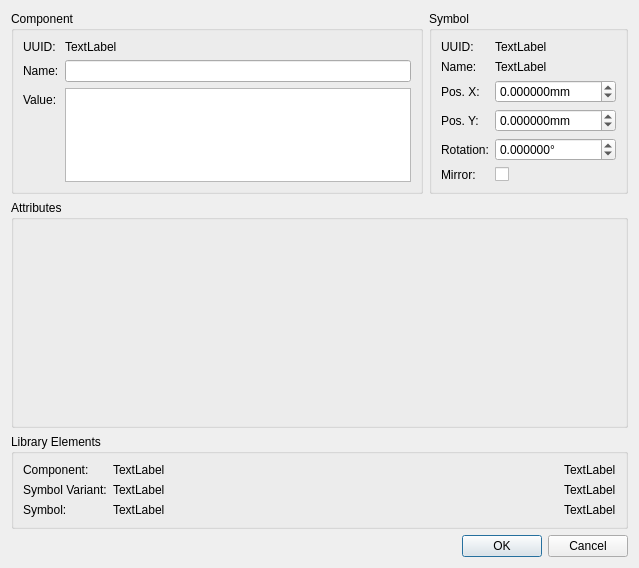
Above: libs/librepcb/projecteditor/schematiceditor/symbolinstancepropertiesdialog.ui from LibrePCB/LibrePCB before the change. Below: the same form after it.
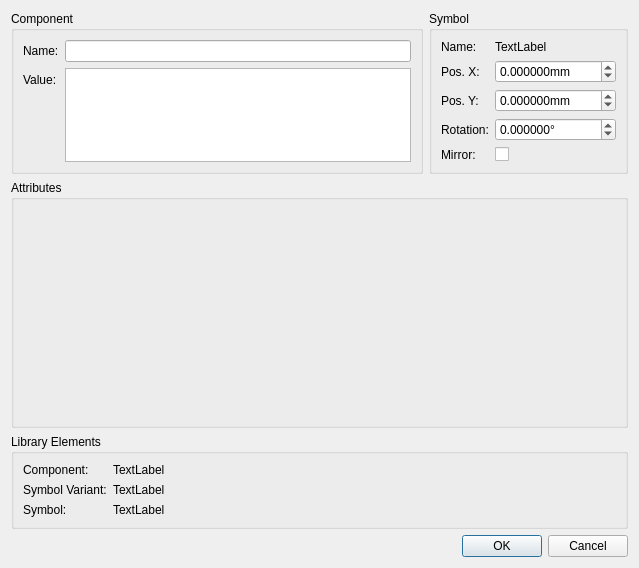
That is the form after the change. Custom widgets are drawn as their Qt base class.

Commit message: ProjectEditor: Hide UUIDs in many dialogs

What changed in the file:
```diff
--- a/libs/librepcb/projecteditor/schematiceditor/symbolinstancepropertiesdialog.ui
+++ b/libs/librepcb/projecteditor/schematiceditor/symbolinstancepropertiesdialog.ui
@@ -32,36 +32,13 @@
          <enum>QFormLayout::AllNonFixedFieldsGrow</enum>
         </property>
         <item row="0" column="0">
-         <widget class="QLabel" name="label_3">
-          <property name="text">
-           <string>UUID:</string>
-          </property>
-         </widget>
-        </item>
-        <item row="0" column="1">
-         <widget class="QLabel" name="lblSymbInstUuid">
-          <property name="sizePolicy">
-           <sizepolicy hsizetype="Preferred" vsizetype="Preferred">
-            <horstretch>0</horstretch>
-            <verstretch>0</verstretch>
-           </sizepolicy>
-          </property>
-          <property name="text">
-           <string notr="true">TextLabel</string>
-          </property>
-          <property name="textInteractionFlags">
-           <set>Qt::LinksAccessibleByMouse|Qt::TextSelectableByMouse</set>
-          </property>
-         </widget>
-        </item>
-        <item row="1" column="0">
          <widget class="QLabel" name="label_19">
           <property name="text">
            <string>Name:</string>
           </property>
          </widget>
         </item>
-        <item row="1" column="1">
+        <item row="0" column="1">
          <widget class="QLabel" name="lblSymbInstName">
           <property name="sizePolicy">
            <sizepolicy hsizetype="Preferred" vsizetype="Preferred">
@@ -74,14 +51,14 @@
           </property>
          </widget>
         </item>
-        <item row="2" column="0">
+        <item row="1" column="0">
          <widget class="QLabel" name="label_6">
           <property name="text">
            <string>Pos. X:</string>
           </property>
          </widget>
         </item>
-        <item row="2" column="1">
+        <item row="1" column="1">
          <widget class="QDoubleSpinBox" name="spbxSymbInstPosX">
           <property name="sizePolicy">
            <sizepolicy hsizetype="Preferred" vsizetype="Fixed">
@@ -115,14 +92,14 @@
           </property>
          </widget>
         </item>
-        <item row="3" column="0">
+        <item row="2" column="0">
          <widget class="QLabel" name="label_7">
           <property name="text">
            <string>Pos. Y:</string>
           </property>
          </widget>
         </item>
-        <item row="3" column="1">
+        <item row="2" column="1">
          <widget class="QDoubleSpinBox" name="spbxSymbInstPosY">
           <property name="sizePolicy">
            <sizepolicy hsizetype="Preferred" vsizetype="Fixed">
@@ -153,14 +130,14 @@
           </property>
          </widget>
         </item>
-        <item row="4" column="0">
+        <item row="3" column="0">
          <widget class="QLabel" name="label_8">
           <property name="text">
            <string>Rotation:</string>
           </property>
          </widget>
         </item>
-        <item row="4" column="1">
+        <item row="3" column="1">
          <widget class="QDoubleSpinBox" name="spbxSymbInstAngle">
           <property name="sizePolicy">
            <sizepolicy hsizetype="Preferred" vsizetype="Fixed">
@@ -191,14 +168,14 @@
           </property>
          </widget>
         </item>
-        <item row="5" column="0">
+        <item row="4" column="0">
          <widget class="QLabel" name="label_5">
           <property name="text">
            <string>Mirror:</string>
           </property>
          </widget>
         </item>
-        <item row="5" column="1">
+        <item row="4" column="1">
          <widget class="QCheckBox" name="cbxMirror">
           <property name="text">
            <string/>
@@ -219,20 +196,7 @@
        <property name="title">
         <string>Library Elements</string>
        </property>
-       <layout class="QGridLayout" name="gridLayout_3">
-        <item row="1" column="0">
-         <widget class="QLabel" name="label_18">
-          <property name="sizePolicy">
-           <sizepolicy hsizetype="Maximum" vsizetype="Preferred">
-            <horstretch>0</horstretch>
-            <verstretch>0</verstretch>
-           </sizepolicy>
-          </property>
-          <property name="text">
-           <string>Symbol Variant:</string>
-          </property>
-         </widget>
-        </item>
+       <layout class="QFormLayout" name="formLayout_3">
         <item row="0" column="0">
          <widget class="QLabel" name="label_10">
           <property name="sizePolicy">
@@ -246,28 +210,6 @@
           </property>
          </widget>
         </item>
-        <item row="0" column="2">
-         <widget class="QLabel" name="lblCompLibUuid">
-          <property name="sizePolicy">
-           <sizepolicy hsizetype="Maximum" vsizetype="Preferred">
-            <horstretch>0</horstretch>
-            <verstretch>0</verstretch>
-           </sizepolicy>
-          </property>
-          <property name="text">
-           <string notr="true">TextLabel</string>
-          </property>
-          <property name="textFormat">
-           <enum>Qt::RichText</enum>
-          </property>
-          <property name="openExternalLinks">
-           <bool>true</bool>
-          </property>
-          <property name="textInteractionFlags">
-           <set>Qt::TextBrowserInteraction</set>
-          </property>
-         </widget>
-        </item>
         <item row="0" column="1">
          <widget class="QLabel" name="lblCompLibName">
           <property name="sizePolicy">
@@ -279,10 +221,19 @@
           <property name="text">
            <string notr="true">TextLabel</string>
           </property>
+          <property name="textFormat">
+           <enum>Qt::RichText</enum>
+          </property>
+          <property name="openExternalLinks">
+           <bool>true</bool>
+          </property>
+          <property name="textInteractionFlags">
+           <set>Qt::LinksAccessibleByKeyboard|Qt::LinksAccessibleByMouse</set>
+          </property>
          </widget>
         </item>
-        <item row="2" column="2">
-         <widget class="QLabel" name="lblSymbLibUuid">
+        <item row="1" column="0">
+         <widget class="QLabel" name="label_18">
           <property name="sizePolicy">
            <sizepolicy hsizetype="Maximum" vsizetype="Preferred">
             <horstretch>0</horstretch>
@@ -290,21 +241,12 @@
            </sizepolicy>
           </property>
           <property name="text">
-           <string notr="true">TextLabel</string>
-          </property>
-          <property name="textFormat">
-           <enum>Qt::RichText</enum>
-          </property>
-          <property name="openExternalLinks">
-           <bool>true</bool>
-          </property>
-          <property name="textInteractionFlags">
-           <set>Qt::TextBrowserInteraction</set>
+           <string>Symbol Variant:</string>
           </property>
          </widget>
         </item>
-        <item row="2" column="1">
-         <widget class="QLabel" name="lblSymbLibName">
+        <item row="1" column="1">
+         <widget class="QLabel" name="lblSymbVarName">
           <property name="sizePolicy">
            <sizepolicy hsizetype="Ignored" vsizetype="Preferred">
             <horstretch>0</horstretch>
@@ -314,18 +256,11 @@
           <property name="text">
            <string notr="true">TextLabel</string>
           </property>
-         </widget>
-        </item>
-        <item row="1" column="2">
-         <widget class="QLabel" name="lblSymbVarUuid">
-          <property name="sizePolicy">
-           <sizepolicy hsizetype="Maximum" vsizetype="Preferred">
-            <horstretch>0</horstretch>
-            <verstretch>0</verstretch>
-           </sizepolicy>
+          <property name="textFormat">
+           <enum>Qt::RichText</enum>
           </property>
-          <property name="text">
-           <string notr="true">TextLabel</string>
+          <property name="openExternalLinks">
+           <bool>true</bool>
           </property>
           <property name="textInteractionFlags">
            <set>Qt::LinksAccessibleByMouse|Qt::TextSelectableByMouse</set>
@@ -345,8 +280,8 @@
           </property>
          </widget>
         </item>
-        <item row="1" column="1">
-         <widget class="QLabel" name="lblSymbVarName">
+        <item row="2" column="1">
+         <widget class="QLabel" name="lblSymbLibName">
           <property name="sizePolicy">
            <sizepolicy hsizetype="Ignored" vsizetype="Preferred">
             <horstretch>0</horstretch>
@@ -356,6 +291,15 @@
           <property name="text">
            <string notr="true">TextLabel</string>
           </property>
+          <property name="textFormat">
+           <enum>Qt::RichText</enum>
+          </property>
+          <property name="openExternalLinks">
+           <bool>true</bool>
+          </property>
+          <property name="textInteractionFlags">
+           <set>Qt::LinksAccessibleByKeyboard|Qt::LinksAccessibleByMouse</set>
+          </property>
          </widget>
         </item>
        </layout>
@@ -377,46 +321,23 @@
          <enum>QFormLayout::AllNonFixedFieldsGrow</enum>
         </property>
         <item row="0" column="0">
-         <widget class="QLabel" name="label">
-          <property name="text">
-           <string>UUID:</string>
-          </property>
-         </widget>
-        </item>
-        <item row="0" column="1">
-         <widget class="QLabel" name="lblCompInstUuid">
-          <property name="sizePolicy">
-           <sizepolicy hsizetype="Preferred" vsizetype="Preferred">
-            <horstretch>0</horstretch>
-            <verstretch>0</verstretch>
-           </sizepolicy>
-          </property>
-          <property name="text">
-           <string notr="true">TextLabel</string>
-          </property>
-          <property name="textInteractionFlags">
-           <set>Qt::LinksAccessibleByMouse|Qt::TextSelectableByMouse</set>
-          </property>
-         </widget>
-        </item>
-        <item row="1" column="0">
          <widget class="QLabel" name="label_2">
           <property name="text">
            <string>Name:</string>
           </property>
          </widget>
         </item>
-        <item row="1" column="1">
+        <item row="0" column="1">
          <widget class="QLineEdit" name="edtCompInstName"/>
         </item>
-        <item row="2" column="0">
+        <item row="1" column="0">
          <widget class="QLabel" name="label_4">
           <property name="text">
            <string>Value:</string>
           </property>
          </widget>
         </item>
-        <item row="2" column="1">
+        <item row="1" column="1">
          <widget class="QTextEdit" name="edtCompInstValue">
           <property name="sizePolicy">
            <sizepolicy hsizetype="Expanding" vsizetype="Maximum">
```
Left out of the diff: 2 changed lines with no effect on the pictures. The commit also changes 7 other files.
